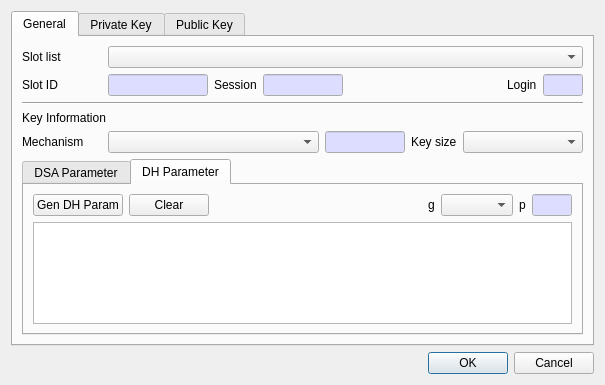
First picture: the form in CryptokiMan/gen_key_pair_dlg.ui, repository jykim74/CryptokiMan, before the edit.
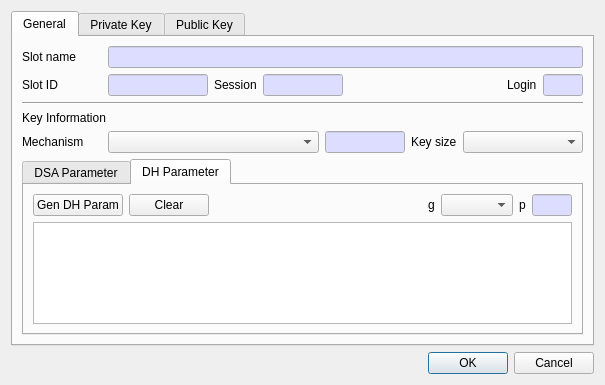
Second picture: the form after the edit.

Commit message: Slot List 를 모두 Slot Name 변경

```diff
--- a/CryptokiMan/gen_key_pair_dlg.ui
+++ b/CryptokiMan/gen_key_pair_dlg.ui
@@ -6,7 +6,7 @@
    <rect>
     <x>0</x>
     <y>0</y>
-    <width>581</width>
+    <width>583</width>
     <height>385</height>
    </rect>
   </property>
@@ -35,16 +35,6 @@
          <property name="topMargin">
           <number>0</number>
          </property>
-         <item row="0" column="1">
-          <widget class="QComboBox" name="mSlotsCombo">
-           <property name="sizePolicy">
-            <sizepolicy hsizetype="Preferred" vsizetype="Fixed">
-             <horstretch>1</horstretch>
-             <verstretch>0</verstretch>
-            </sizepolicy>
-           </property>
-          </widget>
-         </item>
          <item row="0" column="0">
           <widget class="QLabel" name="label">
            <property name="minimumSize">
@@ -54,7 +44,41 @@
             </size>
            </property>
            <property name="text">
-            <string>Slot list</string>
+            <string>Slot name</string>
+           </property>
+          </widget>
+         </item>
+         <item row="0" column="1">
+          <widget class="QLineEdit" name="mSlotNameText">
+           <property name="palette">
+            <palette>
+             <active>
+              <colorrole role="Base">
+               <brush brushstyle="SolidPattern">
+                <color alpha="255">
+                 <red>221</red>
+                 <green>221</green>
+                 <blue>255</blue>
+                </color>
+               </brush>
+              </colorrole>
+             </active>
+             <inactive>
+              <colorrole role="Base">
+               <brush brushstyle="SolidPattern">
+                <color alpha="255">
+                 <red>221</red>
+                 <green>221</green>
+                 <blue>255</blue>
+                </color>
+               </brush>
+              </colorrole>
+             </inactive>
+             <disabled/>
+            </palette>
+           </property>
+           <property name="readOnly">
+            <bool>true</bool>
            </property>
           </widget>
          </item>
```
Left out of the diff: 1 changed line with no effect on the pictures. The commit also changes 116 other files.
